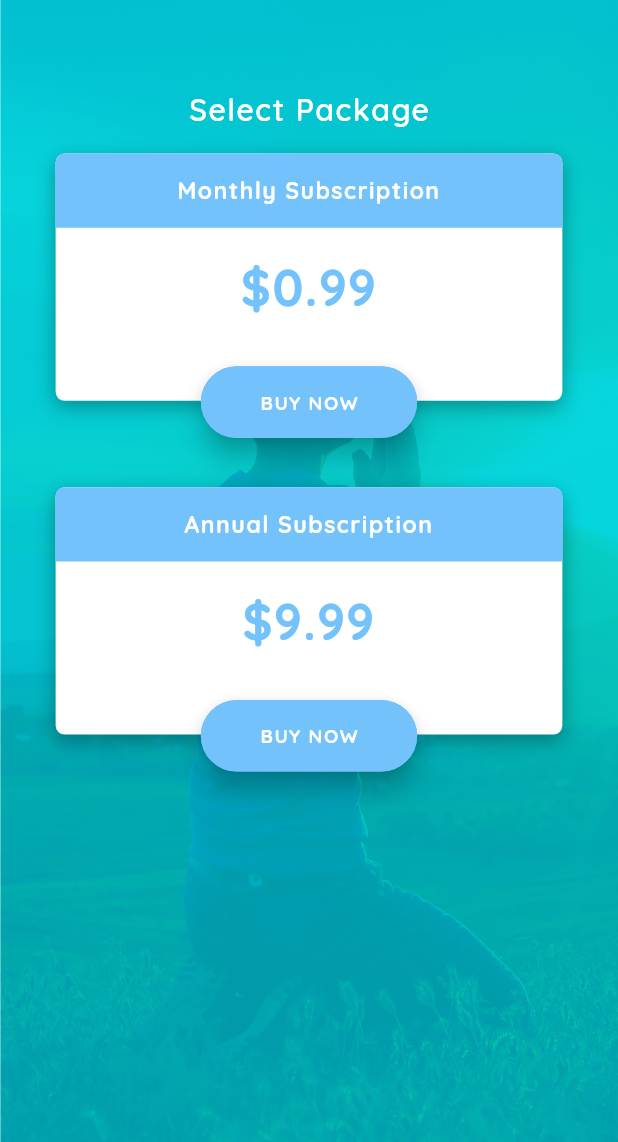
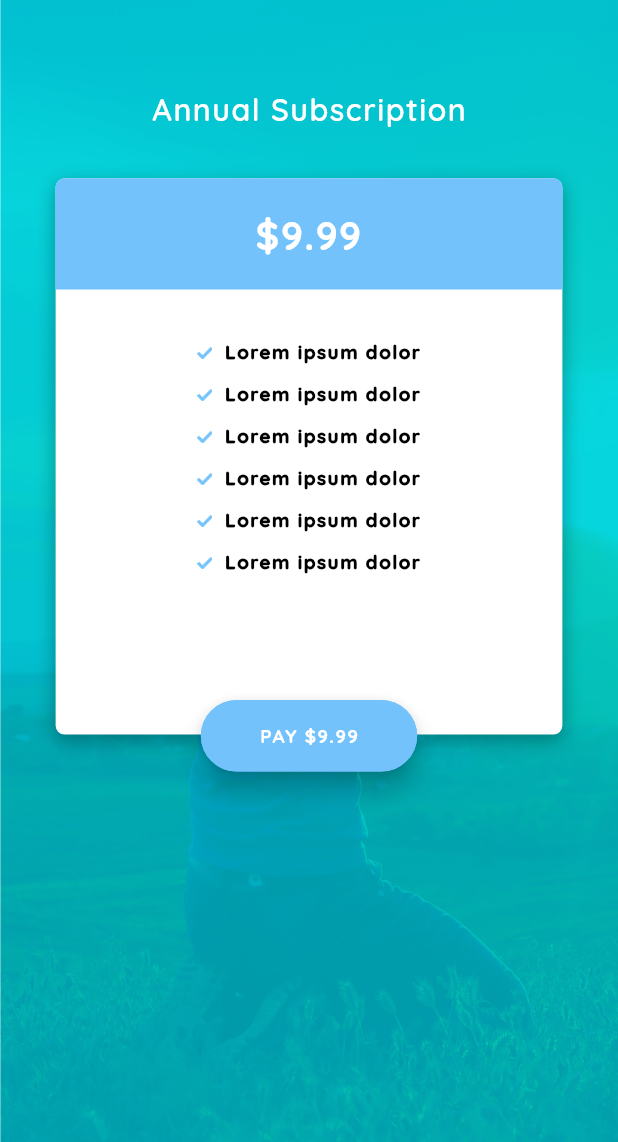
Before and after one commit to TorchPoint/PrayerApp, a Flutter app: the screen it shows after launch, on a phone screen of 412 x 824 dp, the part 94-1236 px from its top. Run offline on Flutter 3.47's test engine with Material 2 defaults, Android fonts, the phone set to English and light mode, and no system bars; our stand-ins replace bubble_tab_indicator, device_preview, flutter_signin_button, smooth_page_indicator, stop_watch_timer.

Commit message:
pay_subscription_screen_done

```diff
--- a/lib/main.dart
+++ b/lib/main.dart
@@ -9,7 +9,8 @@ import 'package:prayer_hybrid_app/prayer_praise_info/screens/finish_praying_scre
 import 'package:prayer_hybrid_app/prayer_praise_info/screens/pray_now_screen.dart';
 import 'package:prayer_hybrid_app/prayer_praise_info/screens/prayer_praise_tab_screen.dart';
 import 'package:prayer_hybrid_app/reminder/screens/reminder_screen.dart';
-import 'package:prayer_hybrid_app/subscription/buy_now_subscription.dart';
+import 'package:prayer_hybrid_app/subscription/screens/pay_subscription_screen.dart';
+import 'file:///D:/Ubaid_Suhail_Projects/Ubaid_Technado_Projects/prayer_app/prayer_hybrid_app/lib/subscription/screens/buy_now_subscription.dart';
 import 'package:prayer_hybrid_app/utils/app_strings.dart';
 import 'package:prayer_hybrid_app/splash/splash_screen.dart';
 import 'package:device_preview/device_preview.dart';
@@ -31,7 +32,7 @@ class MyApp extends StatelessWidget {
       theme: ThemeData(
         fontFamily: 'Quicksand',
       ),
-      home: BuyNowSubscription(),
+      home: PaySubscription(),
     );
   }
 }
--- a/lib/subscription/buy_now_subscription.dart
+++ b/lib/subscription/screens/buy_now_subscription.dart
@@ -1,4 +1,5 @@
 import 'package:flutter/material.dart';
+import 'package:prayer_hybrid_app/subscription/screens/pay_subscription_screen.dart';
 import 'package:prayer_hybrid_app/utils/app_colors.dart';
 import 'package:prayer_hybrid_app/utils/app_strings.dart';
 import 'package:prayer_hybrid_app/utils/asset_paths.dart';
@@ -152,7 +153,7 @@ class _BuyNowSubscriptionState extends State<BuyNowSubscription> {
       fontWeight: FontWeight.w700,
       fontSize: 0.9,
       onPressed: (){
-        print("login");
+        AppNavigation.navigateTo(context, PaySubscription());
       },
     );
   }
--- /dev/null
+++ b/lib/subscription/screens/pay_subscription_screen.dart
@@ -0,0 +1,174 @@
+import 'package:flutter/material.dart';
+import 'package:prayer_hybrid_app/utils/app_colors.dart';
+import 'package:prayer_hybrid_app/utils/app_strings.dart';
+import 'package:prayer_hybrid_app/utils/asset_paths.dart';
+import 'package:prayer_hybrid_app/utils/navigation.dart';
+import 'package:prayer_hybrid_app/widgets/custom_app_bar.dart';
+import 'package:prayer_hybrid_app/widgets/custom_background_container.dart';
+import 'package:prayer_hybrid_app/widgets/custom_raised_button.dart';
+
+class PaySubscription extends StatefulWidget {
+  @override
+  _PaySubscriptionState createState() => _PaySubscriptionState();
+}
+
+class _PaySubscriptionState extends State<PaySubscription> {
+  @override
+  Widget build(BuildContext context) {
+    return CustomBackgroundContainer(
+      child: Scaffold(
+        backgroundColor: AppColors.TRANSPARENT_COLOR,
+        body: Column(
+          children: [
+            _customAppBar(),
+            Expanded(
+              child: Column(
+                children: [
+                  SizedBox(height: MediaQuery.of(context).size.height*0.05),
+
+                  Text(AppStrings.ANNUAL_SUBSCRIPTION_TEXT,style: TextStyle(color: AppColors.WHITE_COLOR,fontWeight: FontWeight.w600,letterSpacing: 1.0),textScaleFactor: 1.45,),
+
+                  SizedBox(height: MediaQuery.of(context).size.height*0.04),
+
+                  _paySubscriptionWidget(),
+
+                ],
+              ),
+            )
+          ],
+        ),
+      ),
+    );
+  }
+
+  //Custom App Bar Widget
+  Widget _customAppBar()
+  {
+    return CustomAppBar(
+      title: AppStrings.SUBSCRIBE_TEXT,
+      leadingIconPath: AssetPaths.BACK_ICON,
+      leadingTap: (){
+        print("Leading tap");
+        AppNavigation.navigatorPop(context);
+      },
+      trailingIconPath: AssetPaths.CANCEL_ICON,
+      trailingTap: (){
+        print("Cancel Icon");
+      },
+    );
+  }
+
+
+
+  //Subscription Widget
+  Widget _paySubscriptionWidget()
+  {
+    return Container(
+      width: MediaQuery.of(context).size.width*0.82,
+      height: MediaQuery.of(context).size.height*0.48,
+      color: AppColors.TRANSPARENT_COLOR,
+      child: Stack(
+        children: [
+          Container(
+            width: MediaQuery.of(context).size.width*0.82,
+            height: MediaQuery.of(context).size.height*0.45,
+            decoration: BoxDecoration(
+              color: AppColors.WHITE_COLOR,
+              borderRadius: BorderRadius.circular(6.0),
+              boxShadow: [
+                BoxShadow(
+                  color: AppColors.LIGHT_BLACK_COLOR.withOpacity(0.3),
+                  blurRadius: 10,
+                  offset: Offset(0, 4), // Shadow position
+                ),
+              ],
+            ),
+            child: Column(
+              children: [
+                Container(
+                  width: MediaQuery.of(context).size.width*0.82,
+                  height: MediaQuery.of(context).size.height*0.09,
+                  decoration: BoxDecoration(
+                    color: AppColors.BUTTON_COLOR,
+                    borderRadius: BorderRadius.only(
+                        topLeft: Radius.circular(6.0),
+                        topRight: Radius.circular(6.0)
+                    ),
+                  ),
+                  child: Center(child: Text(AppStrings.DOLLAR_NINE_TEXT,style: TextStyle(color: AppColors.WHITE_COLOR,fontWeight: FontWeight.w700,letterSpacing: 1.0),textScaleFactor: 1.9,textAlign: TextAlign.center,)),
+                ),
+
+               Flexible(
+                 flex: 1,
+                fit: FlexFit.tight,
+                 child: Container(),
+               ),
+
+                Flexible(
+                  flex: 8,
+                  fit: FlexFit.tight,
+                    child:ListView.builder
+                      (
+                        itemCount: 6,
+                        padding: EdgeInsets.zero,
+                        itemBuilder: (BuildContext ctxt, int index) {
+                          return Padding(
+                            padding: EdgeInsets.only(top:6.0,bottom: 6.0),
+                            child: Row(
+                              mainAxisAlignment: MainAxisAlignment.center,
+                              children: [
+
+                                Padding(
+                                  padding:EdgeInsets.only(top:3.0),
+                                    child: Image.asset(AssetPaths.TICK_ICON,width: 10.0,)
+                                ),
+                                SizedBox(width: 8.0,),
+                                Text(AppStrings.LOREM_IPSUM_TEXT2,style: TextStyle(color: AppColors.BLACK_COLOR,fontWeight: FontWeight.w900,letterSpacing: 1.0),textScaleFactor: 0.9),
+                              ],
+                            ),
+                          );
+                        }
+                    )
+                ),
+
+                Flexible(
+                  flex: 2,
+                  fit: FlexFit.tight,
+                  child: Container(),
+                ),
+
+
+
+              ],
+            ),
+          ),
+          Align(
+            alignment: Alignment.bottomCenter,
+            child: _buyNowWidget(),
+          ),
+        ],
+      ),
+    );
+  }
+
+
+  Widget _buyNowWidget()
+  {
+    return CustomRaisedButton(
+      containerWidth: MediaQuery.of(context).size.width*0.35,
+      containerHeight: MediaQuery.of(context).size.height*0.058,
+      buttonColor: AppColors.BUTTON_COLOR,
+      borderColor: AppColors.BUTTON_COLOR,
+      elevation: 7.0,
+      buttonText: AppStrings.PAY_DOLLAR_TEXT,
+      textColor: AppColors.WHITE_COLOR,
+      fontWeight: FontWeight.w700,
+      fontSize: 0.9,
+      onPressed: (){
+        print("login");
+      },
+    );
+  }
+
+
+}
--- a/lib/utils/app_strings.dart
+++ b/lib/utils/app_strings.dart
@@ -63,6 +63,8 @@ class AppStrings
   static const String DOLLAR_NINE_TEXT = "\$9.99";
   static const String BUY_NOW_TEXT = "BUY NOW";
   static const String SUBSCRIBE_TEXT = "Subscribe";
+  static const String LOREM_IPSUM_TEXT2 = "Lorem ipsum dolor";
+  static const String PAY_DOLLAR_TEXT = "PAY \$9.99";
 
 
 
--- a/lib/utils/asset_paths.dart
+++ b/lib/utils/asset_paths.dart
@@ -48,6 +48,7 @@ class AssetPaths
   static const String SHARE_ICON = "assets/icons/share_icon.png";
   static const String EDIT_ICON = "assets/icons/edit_icon.png";
   static const String SETTING_ICON = "assets/icons/setting_icon.png";
+  static const String TICK_ICON = "assets/icons/tick_icon.png";
 
 
 
```
Also changed, not shown: assets/icons/tick_icon.png (added).
